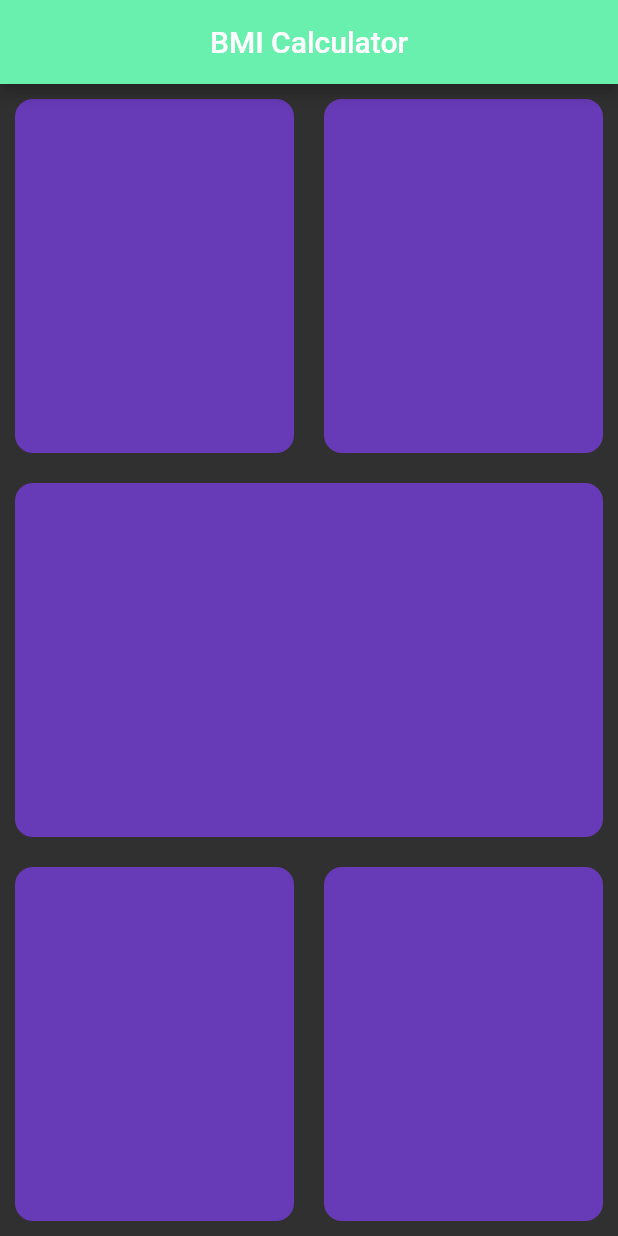
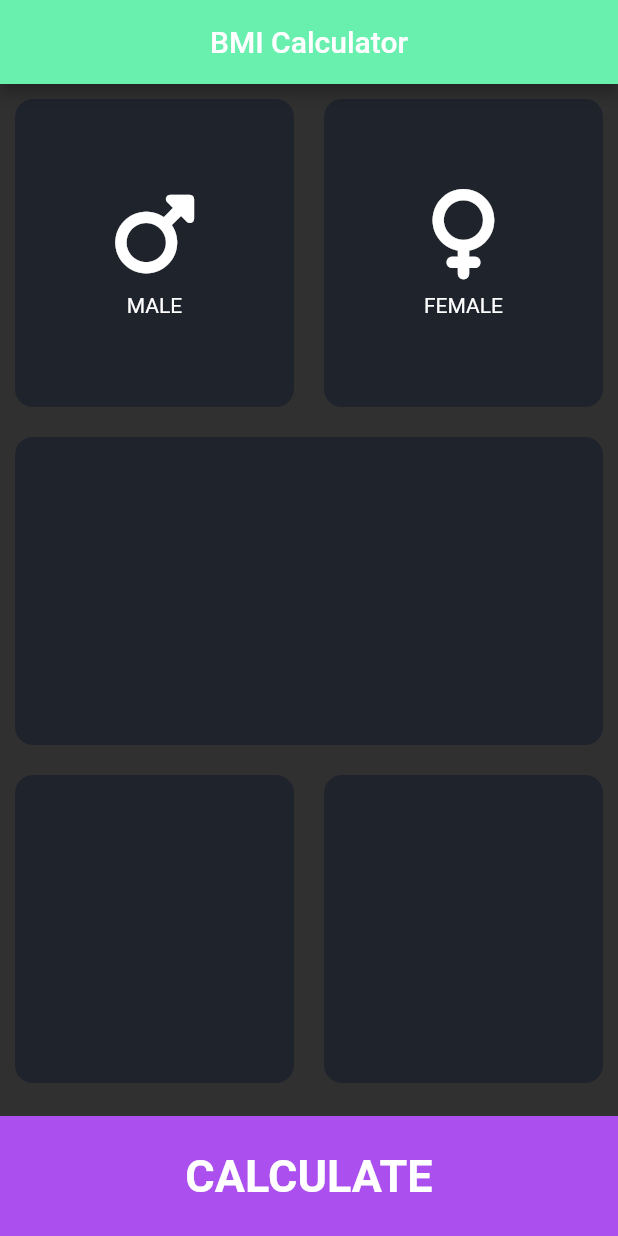
Before and after one commit to cparragatorres/flutter_codigo5_bmi, a Flutter app: the screen it shows after launch, on a phone screen of 412 x 824 dp. Run offline on Flutter 3.47's test engine with Material 2 defaults, Android fonts, the phone set to English and light mode, and no system bars; our stand-ins replace font_awesome_flutter.

Commit message:
Male and Female button

```diff
--- a/lib/pages/input_page.dart
+++ b/lib/pages/input_page.dart
@@ -1,5 +1,6 @@
 import 'package:flutter/material.dart';
 import 'package:flutter_codigo5_bmi/widgets.dart';
+import 'package:font_awesome_flutter/font_awesome_flutter.dart';
 
 class inputPage extends StatelessWidget {
   const inputPage({Key? key}) : super(key: key);
@@ -19,10 +20,20 @@ class inputPage extends StatelessWidget {
             child: Row(
               children: [
                 Expanded(
-                  child: ReusableCard(),
+                  child: ReusableCard(
+                    childCard: IconContent(
+                      flutterIcon: FontAwesomeIcons.mars,
+                      flutterText: "MALE",
+                    ),
+                  ),
                 ),
                 Expanded(
-                  child: ReusableCard()
+                  child: ReusableCard(
+                    childCard: IconContent(
+                      flutterIcon: FontAwesomeIcons.venus,
+                      flutterText: "FEMALE",
+                    ),
+                  ),
                 ),
               ],
             ),
@@ -32,7 +43,9 @@ class inputPage extends StatelessWidget {
             child: Row(
               children: [
                 Expanded(
-                  child: ReusableCard(),
+                  child: ReusableCard(
+                    childCard: Container(),
+                  ),
                 ),
               ],
             ),
@@ -42,12 +55,31 @@ class inputPage extends StatelessWidget {
             child: Row(
               children: [
                 Expanded(
-                  child: ReusableCard(),
+                  child: ReusableCard(
+                    childCard: Center(),
+                  ),
                 ),
                 Expanded(
-                  child: ReusableCard(),
+                  child: ReusableCard(
+                    childCard: Container(),
+                  ),
                 ),
               ],
+            ),
+          ),
+          //Boton
+          Container(
+            height: 80.0,
+            width: double.infinity,
+            margin: const EdgeInsets.only(top: 12.0),
+            color: const Color(0xffffab4fee),
+            alignment: Alignment.center,
+            child: const Text(
+              "CALCULATE",
+              style: TextStyle(
+                fontSize: 30.0,
+                fontWeight: FontWeight.bold,
+              ),
             ),
           ),
         ],
--- a/lib/widgets.dart
+++ b/lib/widgets.dart
@@ -1,17 +1,45 @@
 import 'package:flutter/cupertino.dart';
 import 'package:flutter/material.dart';
+import 'package:font_awesome_flutter/font_awesome_flutter.dart';
 
 class ReusableCard extends StatelessWidget {
 
+  Widget childCard;
+
+  ReusableCard({required this.childCard});
 
   @override
   Widget build(BuildContext context) {
     return Container(
       margin: const EdgeInsets.all(10.0),
       decoration: BoxDecoration(
-        color: Colors.deepPurple,
+        color: Color(0xff1f232c),
         borderRadius: BorderRadius.circular(12.0),
       ),
+      child: childCard,
     );
   }
 }
+
+class IconContent extends StatelessWidget {
+
+  IconData flutterIcon;
+  String flutterText;
+
+  IconContent({required this.flutterIcon, required this.flutterText});
+
+  @override
+  Widget build(BuildContext context) {
+    return Column(
+      mainAxisAlignment: MainAxisAlignment.center,
+      children: [
+        FaIcon(flutterIcon,
+          size: 60.0,),
+        SizedBox(
+          height: 10.0,
+        ),
+        Text(flutterText),
+      ],
+    );
+  }
+}
--- a/pubspec.yaml
+++ b/pubspec.yaml
@@ -31,13 +31,17 @@ dependencies:
     sdk: flutter
 
 
+
+
   # The following adds the Cupertino Icons font to your application.
   # Use with the CupertinoIcons class for iOS style icons.
   cupertino_icons: ^1.0.2
-
+  font_awesome_flutter: ^10.1.0
 dev_dependencies:
   flutter_test:
     sdk: flutter
+
+
 
   # The "flutter_lints" package below contains a set of recommended lints to
   # encourage good coding practices. The lint set provided by the package is
```
Also changed, not shown: pubspec.lock.
